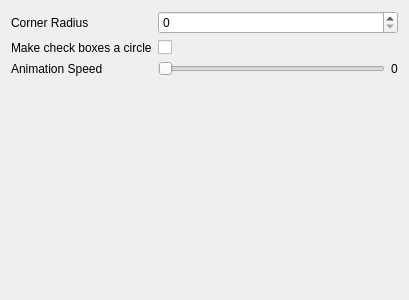
This is src/settings/settings_app.ui in zalesyc/lilac as Qt 5 draws it before an edit. The edited form follows.
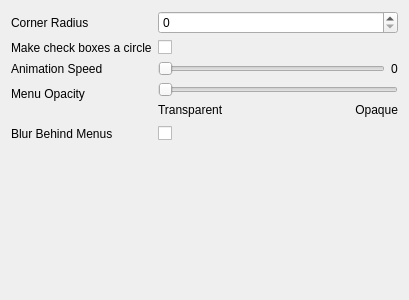
This is the edited form. Icons and pictures are not drawn.

Commit message: Menu transparency, blur and more

Patch:
```diff
--- a/src/settings/settings_app.ui
+++ b/src/settings/settings_app.ui
@@ -70,6 +70,107 @@
      </item>
     </layout>
    </item>
+   <item row="3" column="0">
+    <widget class="QLabel" name="menuOpacityLabel">
+     <property name="text">
+      <string>Menu Opacity</string>
+     </property>
+    </widget>
+   </item>
+   <item row="3" column="1">
+    <layout class="QVBoxLayout" name="verticalLayout">
+     <item>
+      <widget class="QSlider" name="menuOpacitySlider">
+       <property name="maximum">
+        <number>255</number>
+       </property>
+       <property name="singleStep">
+        <number>1</number>
+       </property>
+       <property name="orientation">
+        <enum>Qt::Orientation::Horizontal</enum>
+       </property>
+      </widget>
+     </item>
+     <item>
+      <layout class="QHBoxLayout" name="horizontalLayout_2">
+       <item>
+        <widget class="QLabel" name="label_2">
+         <property name="text">
+          <string>Transparent</string>
+         </property>
+        </widget>
+       </item>
+       <item>
+        <widget class="QLabel" name="label_3">
+         <property name="text">
+          <string>Opaque</string>
+         </property>
+         <property name="alignment">
+          <set>Qt::AlignmentFlag::AlignRight|Qt::AlignmentFlag::AlignTrailing|Qt::AlignmentFlag::AlignVCenter</set>
+         </property>
+        </widget>
+       </item>
+      </layout>
+     </item>
+    </layout>
+   </item>
+   <item row="4" column="0">
+    <widget class="QLabel" name="blurBehindMenusLabel">
+     <property name="text">
+      <string>Blur Behind Menus</string>
+     </property>
+    </widget>
+   </item>
+   <item row="4" column="1">
+    <layout class="QHBoxLayout" name="horizontalLayout_3">
+     <item>
+      <widget class="QCheckBox" name="blurBehindMenusCheck">
+       <property name="text">
+        <string/>
+       </property>
+      </widget>
+     </item>
+     <item>
+      <spacer name="horizontalSpacer">
+       <property name="orientation">
+        <enum>Qt::Orientation::Horizontal</enum>
+       </property>
+       <property name="sizeHint" stdset="0">
+        <size>
+         <width>40</width>
+         <height>20</height>
+        </size>
+       </property>
+      </spacer>
+     </item>
+     <item>
+      <widget class="QPushButton" name="blurInfoButton">
+       <property name="sizePolicy">
+        <sizepolicy hsizetype="Minimum" vsizetype="Fixed">
+         <horstretch>0</horstretch>
+         <verstretch>0</verstretch>
+        </sizepolicy>
+       </property>
+       <property name="toolTip">
+        <string>&lt;html&gt;&lt;head/&gt;&lt;body&gt;&lt;p&gt;For blur to work, the menu opacity must be set to not fully opaque. It's also only supported on &lt;span style=&quot; font-weight:400;&quot;&gt;X11&lt;/span&gt; and &lt;span style=&quot; font-weight:400;&quot;&gt;Wayland&lt;/span&gt; compositors that support the &lt;span style=&quot; font-style:italic;&quot;&gt;kde-blur&lt;/span&gt; or &lt;span style=&quot; font-style:italic;&quot;&gt;ext-background-effect-v1&lt;/span&gt; protocols. &lt;/p&gt;&lt;p&gt;If your compositor doesn't support this, you might still be able to get a blurred background by creating custom window rule.&lt;/p&gt;&lt;p&gt;The style must also be compiled without &lt;span style=&quot; font-style:italic;&quot;&gt;NO_KWINDOWSYSTEM&lt;/span&gt;.&lt;/p&gt;&lt;/body&gt;&lt;/html&gt;</string>
+       </property>
+       <property name="toolTipDuration">
+        <number>0</number>
+       </property>
+       <property name="text">
+        <string/>
+       </property>
+       <property name="icon">
+        <iconset theme="help-contextual-symbolic"/>
+       </property>
+       <property name="flat">
+        <bool>true</bool>
+       </property>
+      </widget>
+     </item>
+    </layout>
+   </item>
   </layout>
  </widget>
  <resources/>
```
The commit also changes 10 other files.
